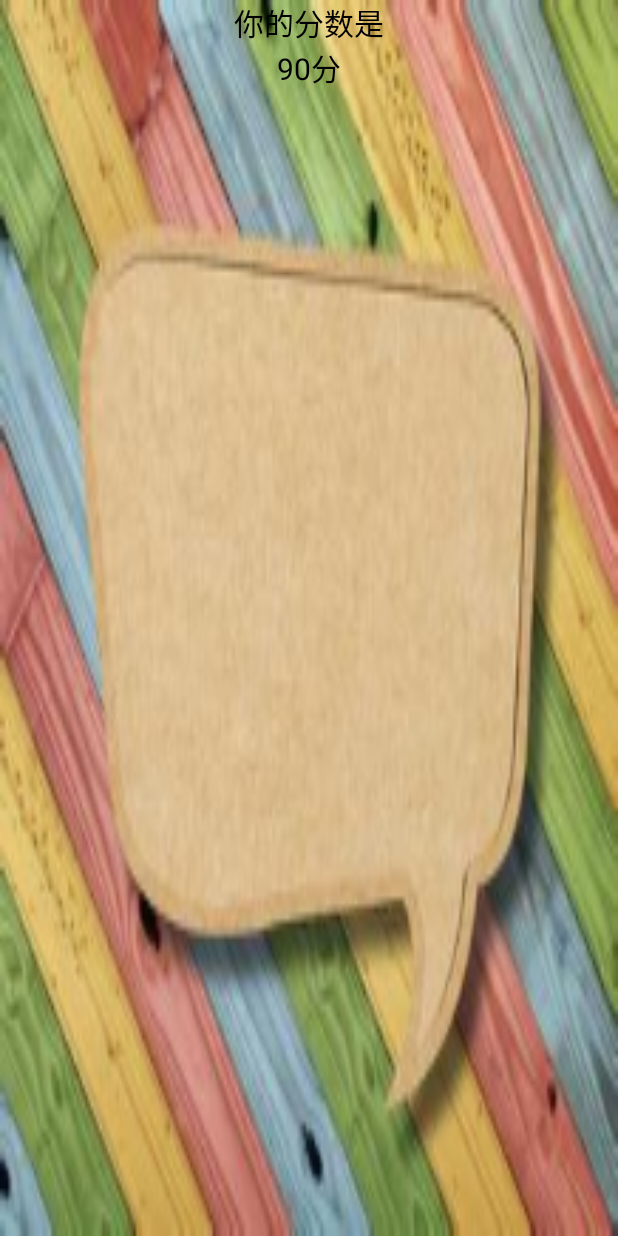
After one commit to luckyXYY/jkba, an Android app: the layout layout_result.xml on its own in the app's theme, with its tools: preview values and no code run, on a phone screen of 412 x 824 dp. The commit adds this screen. Run offline under Robolectric (Android 15) with nearby library versions, the phone set to English and light mode, and no system bars.

Commit message:
添加layout_result交卷提示分数界面，实现交卷统计分数，并显示分数的功能

```diff
--- a/app/src/main/java/com/example/administrator/biz/IExamBiz.java
+++ b/app/src/main/java/com/example/administrator/biz/IExamBiz.java
@@ -10,6 +10,6 @@ public interface IExamBiz {
     Exam getExam();
     Exam nextQuestion();
     Exam preQuestion();
-    void commitExam();
+    int commitExam();
     String getExamIndex();
 }
--- a/app/src/main/res/layout/activity_exam.xml
+++ b/app/src/main/res/layout/activity_exam.xml
@@ -213,6 +213,7 @@
             android:drawableLeft="@mipmap/exam_commit32x32"
             android:background="@null"
             android:text="交卷"
+            android:onClick="commit"
             android:layout_alignParentRight="true"/>
     </RelativeLayout>
 
--- /dev/null
+++ b/app/src/main/res/layout/layout_result.xml
@@ -0,0 +1,18 @@
+<?xml version="1.0" encoding="utf-8"?>
+<LinearLayout xmlns:android="http://schemas.android.com/apk/res/android"
+    android:orientation="vertical"
+    android:layout_width="match_parent"
+    android:layout_height="match_parent"
+    android:layout_gravity="center"
+    android:background="@mipmap/dialog_bg">
+    <TextView
+        android:id="@+id/tv_result"
+        android:layout_width="match_parent"
+        android:layout_height="wrap_content"
+        android:text="你的分数是\n90分"
+        android:layout_gravity="center_horizontal"
+        android:gravity="center"
+        android:textSize="20sp"
+        android:textColor="#000"/>
+
+</LinearLayout>
```
Also changed, not shown: app/src/main/java/com/example/administrator/app/activite/ExamActivity.java (+25 -0 lines), app/src/main/java/com/example/administrator/biz/ExamBiz.java (+12 -1 lines), app/src/main/res/mipmap-xhdpi/dialog_bg.jpg (added).
